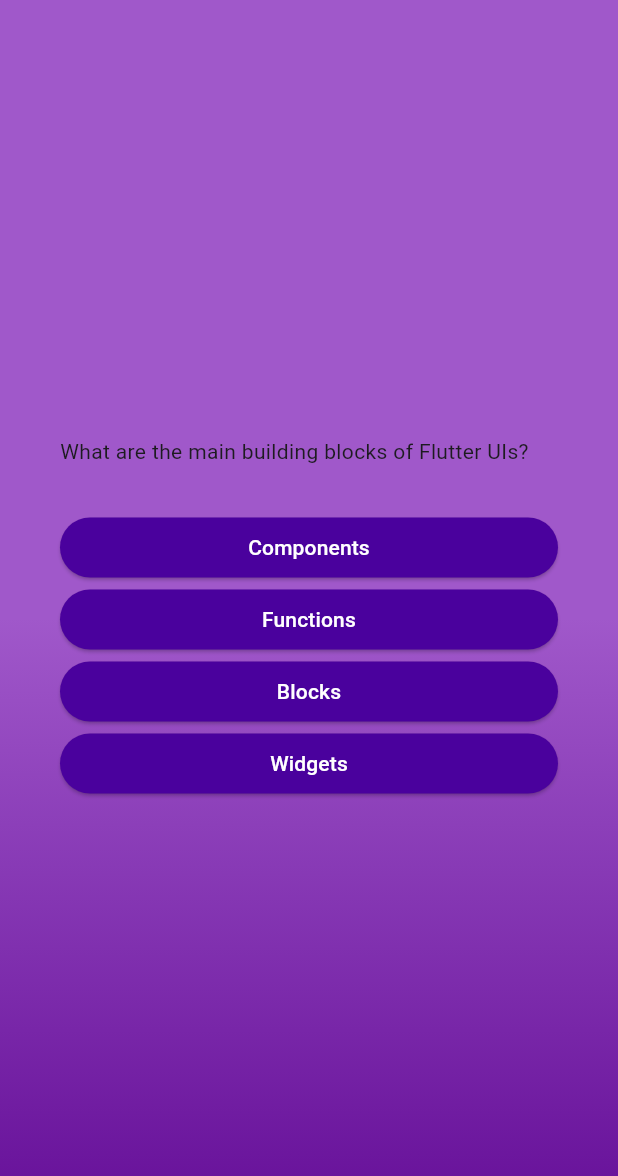
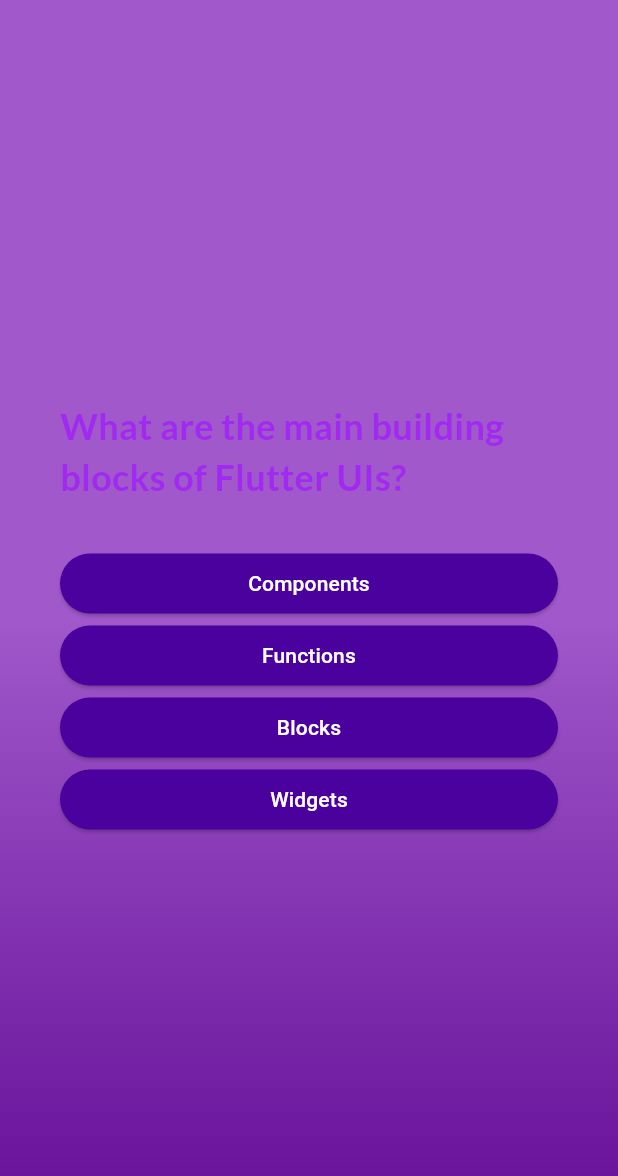
Before and after one commit to birodani/flutter_quiz_app, a Flutter app: the screen it shows after launch, after a tap on "Start Quiz!", on a phone screen of 412 x 824 dp. Shown: the top 1176 px of the screen. Run offline on Flutter 3.47's test engine with Material 3 defaults, Android fonts, the phone set to English and light mode, and no system bars; our stand-ins replace google_fonts.

Commit message:
feat: change font type to lato

```diff
--- a/lib/question_screen.dart
+++ b/lib/question_screen.dart
@@ -1,6 +1,7 @@
 import 'package:adv_basics/answer_button.dart';
 import 'package:adv_basics/data/questions.dart';
 import 'package:flutter/material.dart';
+import 'package:google_fonts/google_fonts.dart';
 
 class QuestionScreen extends StatefulWidget {
   const QuestionScreen({super.key});
@@ -16,7 +17,7 @@ class _QuestionScreenState extends State<QuestionScreen> {
 
   void answerQuestion() {
     setState(() {
-       currentQuiestionIndex++;
+      currentQuiestionIndex++;
     });
   }
 
@@ -33,7 +34,13 @@ class _QuestionScreenState extends State<QuestionScreen> {
           mainAxisAlignment: MainAxisAlignment.center,
           crossAxisAlignment: CrossAxisAlignment.stretch,
           children: [
-            Text(currentQuiestion.text),
+            Text(
+              currentQuiestion.text,
+              style: GoogleFonts.lato(
+                  color: Color.fromARGB(255, 161, 42, 240),
+                  fontSize: 24,
+                  fontWeight: FontWeight.bold),
+            ),
             const SizedBox(height: 30),
             ...currentQuiestion.getShuffledAnswers().map((answer) {
               return AnswerButton(answer, answerQuestion);
```
